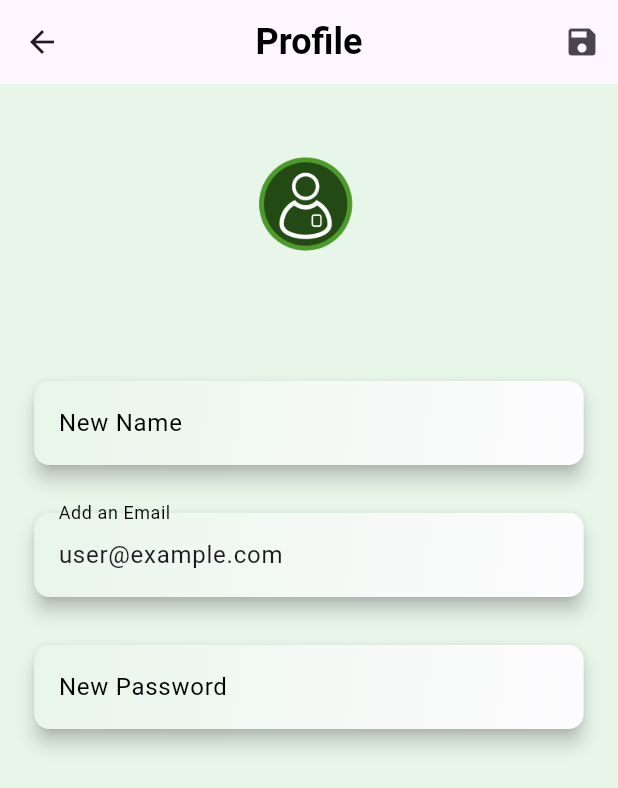
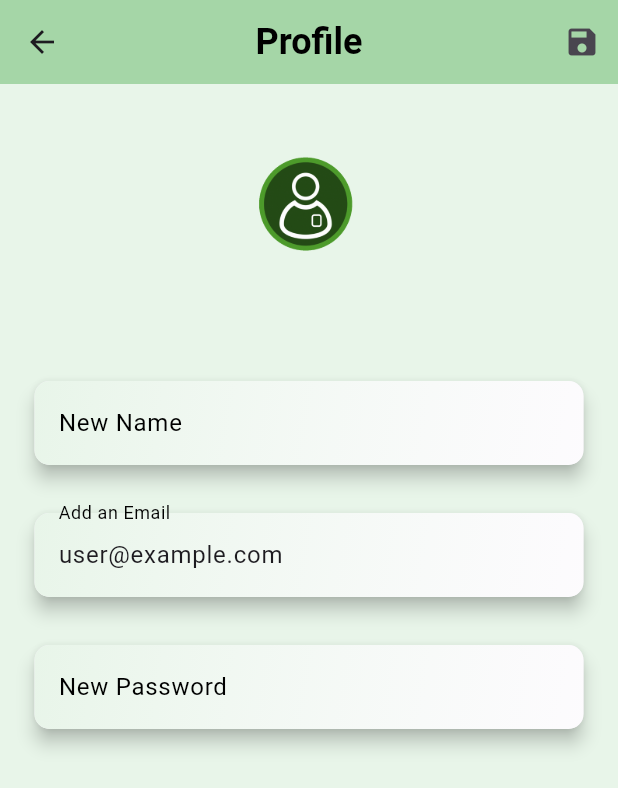
Before and after one commit to saarujan-ui/flutter_project, a Flutter app: the screen it shows after launch, after a tap on "Log In", after a tap on the "person" icon, on a phone screen of 412 x 824 dp. Shown: the top 788 px of the screen. Run offline on Flutter 3.47's test engine with Material 3 defaults, Android fonts, the phone set to English and light mode, and no system bars.

Commit message:
edit user app bar

```diff
--- a/lib/profile_screen.dart
+++ b/lib/profile_screen.dart
@@ -100,6 +100,8 @@ class _ProfileScreenState extends State<ProfileScreen> {
           ),
         ),
         centerTitle: true,
+
+        backgroundColor: Colors.green.shade200,
         actions: [
           IconButton(
             icon: Icon(Icons.save),
```
